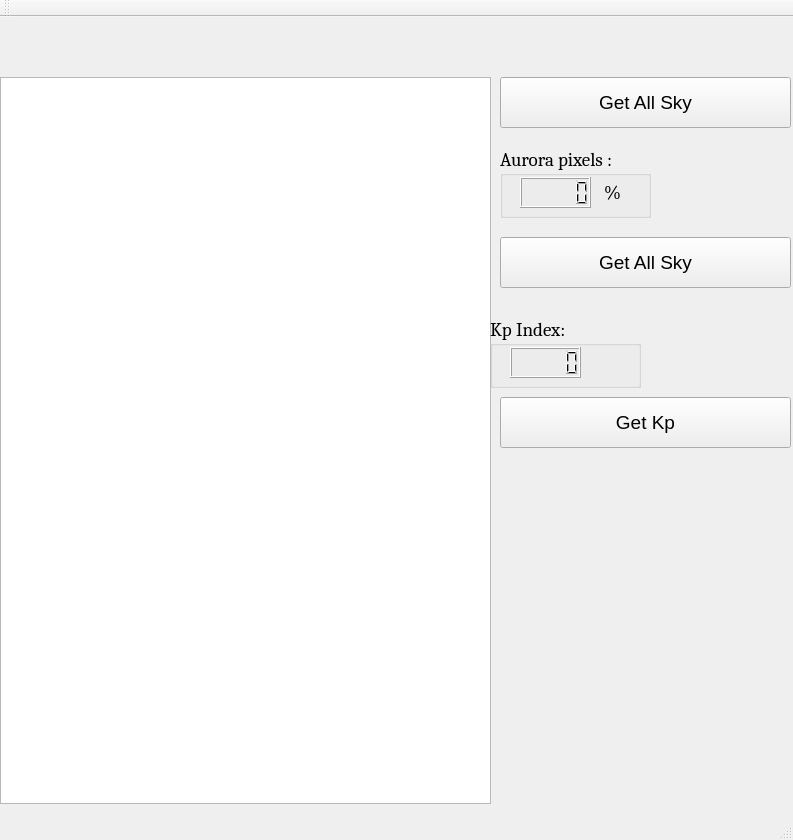
This is auroramonitor.ui in Angele-/auroramonitor as Qt 5 draws it before an edit. The edited form follows.
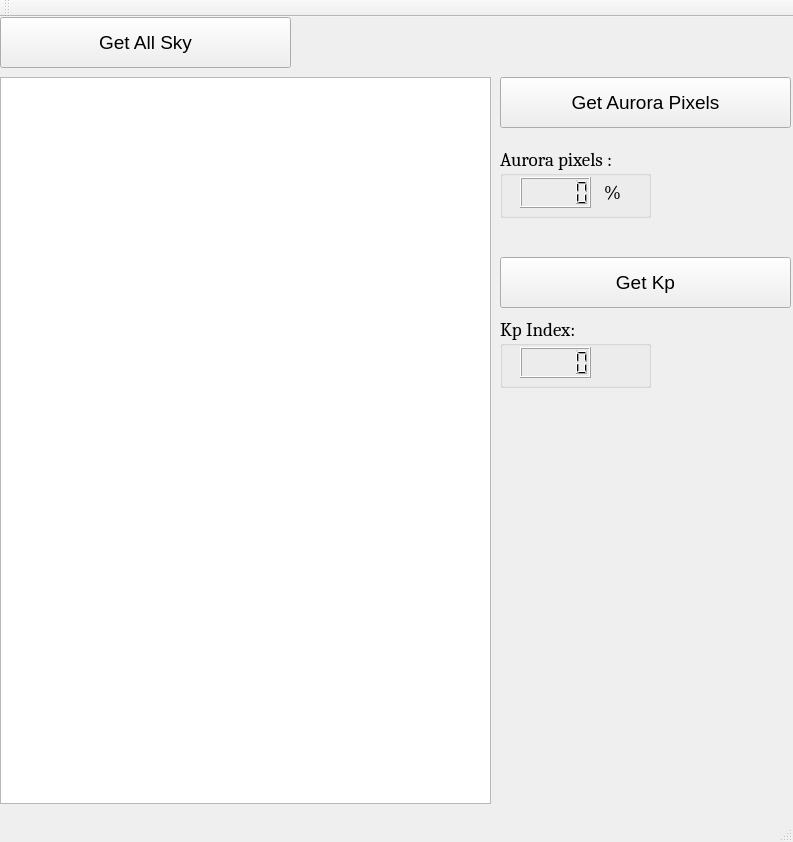
This is the edited form.

Commit message: all three buttons working

Diff of the .ui file:
```diff
--- a/auroramonitor.ui
+++ b/auroramonitor.ui
@@ -7,7 +7,7 @@
     <x>0</x>
     <y>0</y>
     <width>793</width>
-    <height>840</height>
+    <height>842</height>
    </rect>
   </property>
   <property name="windowTitle">
@@ -17,8 +17,8 @@
    <widget class="QPushButton" name="getAllskyButton">
     <property name="geometry">
      <rect>
-      <x>500</x>
-      <y>60</y>
+      <x>0</x>
+      <y>0</y>
       <width>291</width>
       <height>51</height>
      </rect>
@@ -87,7 +87,7 @@
    <widget class="QGroupBox" name="groupBox_2">
     <property name="geometry">
      <rect>
-      <x>490</x>
+      <x>500</x>
       <y>300</y>
       <width>151</width>
       <height>71</height>
@@ -117,7 +117,7 @@
     <property name="geometry">
      <rect>
       <x>500</x>
-      <y>380</y>
+      <y>240</y>
       <width>291</width>
       <height>51</height>
      </rect>
@@ -135,7 +135,7 @@
     <property name="geometry">
      <rect>
       <x>500</x>
-      <y>220</y>
+      <y>60</y>
       <width>291</width>
       <height>51</height>
      </rect>
@@ -146,7 +146,7 @@
      </font>
     </property>
     <property name="text">
-     <string>Get All Sky</string>
+     <string>Get Aurora Pixels</string>
     </property>
    </widget>
   </widget>
```
Left out of the diff: 2 changed lines with no effect on the pictures. The commit also changes 1 other file.
